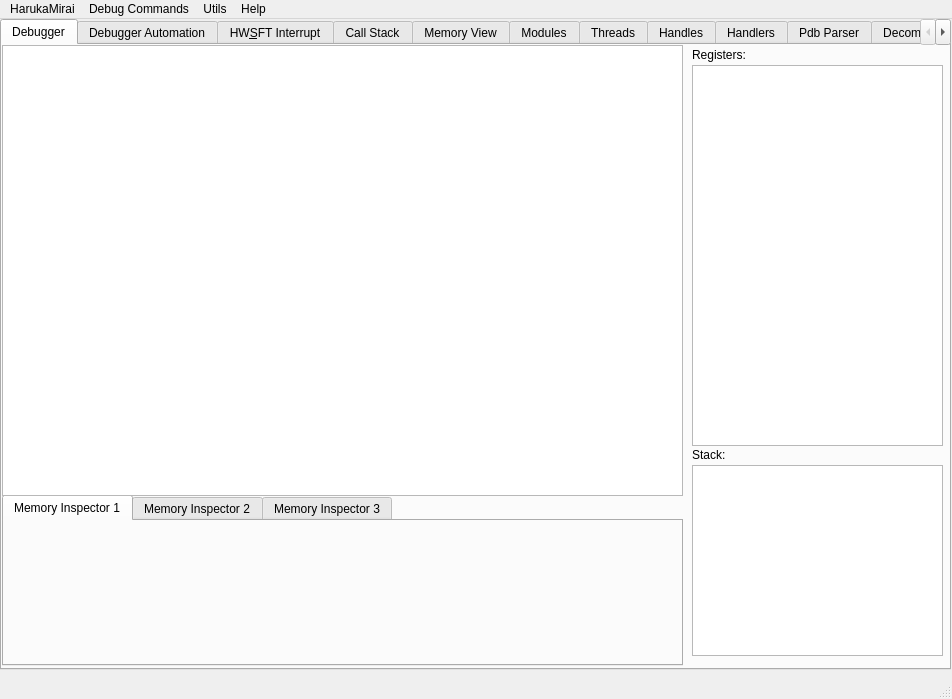
First picture: the form in debuggerwidgets/maindebug/maindebuggerwindow.ui, repository keowu/koidbg, before the edit.
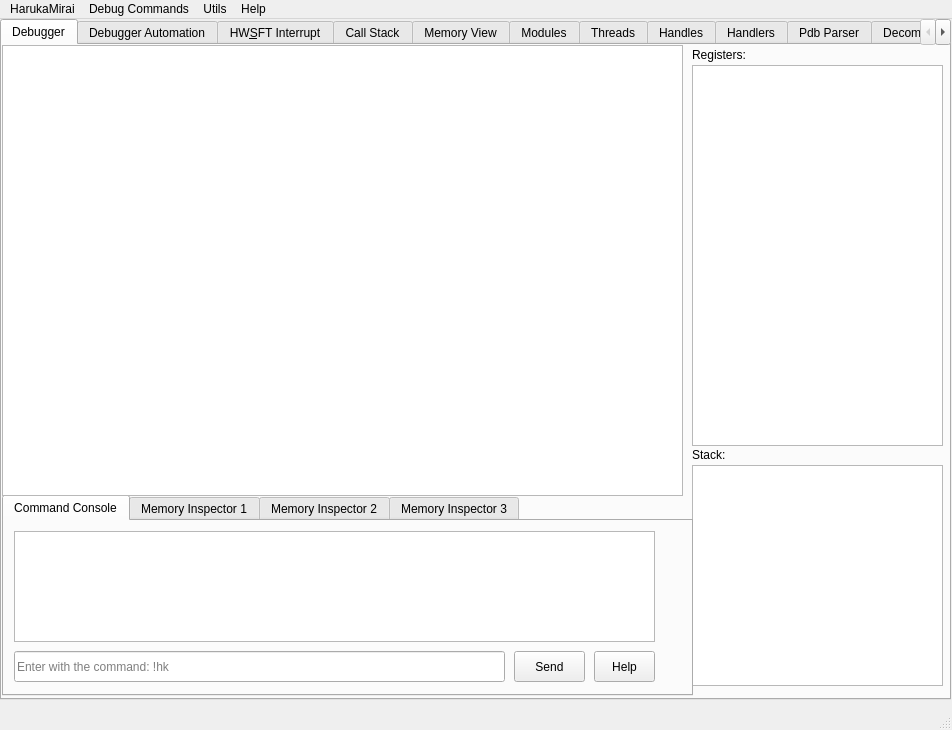
Second picture: the form after the edit. Custom widgets are drawn as their Qt base class.

```diff
--- a/debuggerwidgets/maindebug/maindebuggerwindow.ui
+++ b/debuggerwidgets/maindebug/maindebuggerwindow.ui
@@ -7,7 +7,7 @@
     <x>0</x>
     <y>0</y>
     <width>952</width>
-    <height>699</height>
+    <height>730</height>
    </rect>
   </property>
   <property name="windowTitle">
@@ -20,7 +20,7 @@
       <x>0</x>
       <y>0</y>
       <width>951</width>
-      <height>651</height>
+      <height>681</height>
      </rect>
     </property>
     <property name="currentIndex">
@@ -72,7 +72,7 @@
         <x>690</x>
         <y>420</y>
         <width>251</width>
-        <height>191</height>
+        <height>221</height>
        </rect>
       </property>
      </widget>
@@ -81,13 +81,70 @@
        <rect>
         <x>0</x>
         <y>450</y>
-        <width>681</width>
-        <height>171</height>
+        <width>691</width>
+        <height>201</height>
        </rect>
       </property>
       <property name="currentIndex">
        <number>0</number>
       </property>
+      <widget class="QWidget" name="tab_15">
+       <attribute name="title">
+        <string>Command Console</string>
+       </attribute>
+       <widget class="QTextEdit" name="textEdit">
+        <property name="geometry">
+         <rect>
+          <x>10</x>
+          <y>10</y>
+          <width>641</width>
+          <height>111</height>
+         </rect>
+        </property>
+        <property name="readOnly">
+         <bool>true</bool>
+        </property>
+       </widget>
+       <widget class="QLineEdit" name="lineEdit">
+        <property name="geometry">
+         <rect>
+          <x>10</x>
+          <y>130</y>
+          <width>491</width>
+          <height>31</height>
+         </rect>
+        </property>
+        <property name="placeholderText">
+         <string>Enter with the command: !hk</string>
+        </property>
+       </widget>
+       <widget class="QPushButton" name="pushButton">
+        <property name="geometry">
+         <rect>
+          <x>510</x>
+          <y>130</y>
+          <width>71</width>
+          <height>31</height>
+         </rect>
+        </property>
+        <property name="text">
+         <string>Send</string>
+        </property>
+       </widget>
+       <widget class="QPushButton" name="pushButton_2">
+        <property name="geometry">
+         <rect>
+          <x>590</x>
+          <y>130</y>
+          <width>61</width>
+          <height>31</height>
+         </rect>
+        </property>
+        <property name="text">
+         <string>Help</string>
+        </property>
+       </widget>
+      </widget>
       <widget class="QWidget" name="tab_9">
        <attribute name="title">
         <string>Memory Inspector 1</string>
@@ -443,6 +500,18 @@
    </property>
   </action>
  </widget>
+ <customwidgets>
+  <customwidget>
+   <class>HarukaDisasmView</class>
+   <extends>QTableView</extends>
+   <header>debuggerwidgets\custom\disasmview\harukadisasmview.h</header>
+  </customwidget>
+  <customwidget>
+   <class>QHexView</class>
+   <extends>QListWidget</extends>
+   <header>debuggerwidgets\custom\qhexview\QHexView.hpp</header>
+  </customwidget>
+ </customwidgets>
  <resources/>
  <connections/>
 </ui>
```
Left out of the diff: 45 changed lines with no effect on the pictures.
